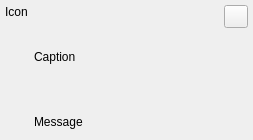
Qt form src/plugins/mainwindow/noticewidget.ui (silvansky/Contacts) before a commit.
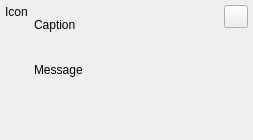
The same form after that commit. Custom widgets are drawn as their Qt base class.

Commit message: Поправлено поведение notice widget при ресайзе. Поправлены отступы и размеры шрифта.

```diff
--- a/src/plugins/mainwindow/noticewidget.ui
+++ b/src/plugins/mainwindow/noticewidget.ui
@@ -11,17 +11,23 @@
    </rect>
   </property>
   <property name="sizePolicy">
-   <sizepolicy hsizetype="Preferred" vsizetype="Minimum">
+   <sizepolicy hsizetype="Preferred" vsizetype="Preferred">
     <horstretch>0</horstretch>
     <verstretch>0</verstretch>
    </sizepolicy>
   </property>
   <layout class="QHBoxLayout" name="horizontalLayout_2">
+   <property name="spacing">
+    <number>0</number>
+   </property>
    <property name="margin">
     <number>5</number>
    </property>
    <item>
     <layout class="QVBoxLayout" name="verticalLayout_2" stretch="0">
+     <property name="rightMargin">
+      <number>6</number>
+     </property>
      <item>
       <widget class="QLabel" name="lblIcon">
        <property name="text">
@@ -57,32 +63,6 @@
          </property>
         </widget>
        </item>
-       <item>
-        <layout class="QVBoxLayout" name="verticalLayout_3">
-         <property name="spacing">
-          <number>0</number>
-         </property>
-         <item>
-          <widget class="CloseButton" name="cbtClose"/>
-         </item>
-         <item>
-          <spacer name="verticalSpacer">
-           <property name="orientation">
-            <enum>Qt::Vertical</enum>
-           </property>
-           <property name="sizeType">
-            <enum>QSizePolicy::Expanding</enum>
-           </property>
-           <property name="sizeHint" stdset="0">
-            <size>
-             <width>0</width>
-             <height>0</height>
-            </size>
-           </property>
-          </spacer>
-         </item>
-        </layout>
-       </item>
       </layout>
      </item>
      <item>
@@ -103,6 +83,32 @@
      </item>
     </layout>
    </item>
+   <item>
+    <layout class="QVBoxLayout" name="verticalLayout_3">
+     <property name="spacing">
+      <number>10</number>
+     </property>
+     <item>
+      <widget class="CloseButton" name="cbtClose"/>
+     </item>
+     <item>
+      <spacer name="verticalSpacer">
+       <property name="orientation">
+        <enum>Qt::Vertical</enum>
+       </property>
+       <property name="sizeType">
+        <enum>QSizePolicy::Expanding</enum>
+       </property>
+       <property name="sizeHint" stdset="0">
+        <size>
+         <width>0</width>
+         <height>0</height>
+        </size>
+       </property>
+      </spacer>
+     </item>
+    </layout>
+   </item>
   </layout>
  </widget>
  <layoutdefault spacing="6" margin="11"/>
```
The commit also changes 4 other files.
